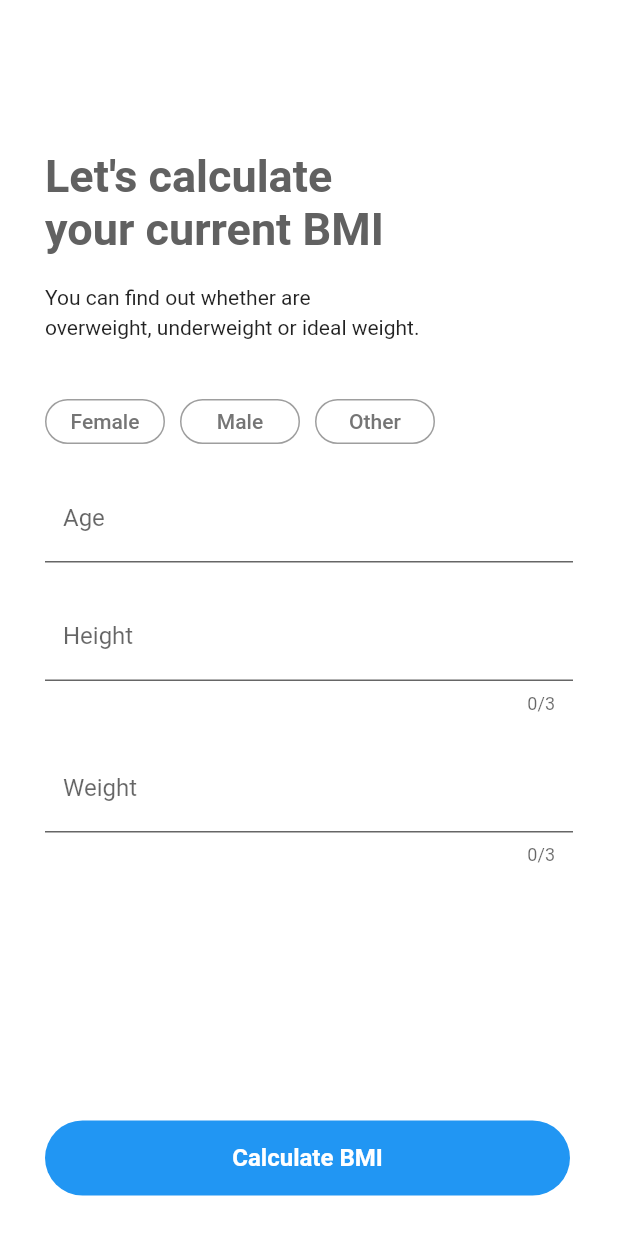
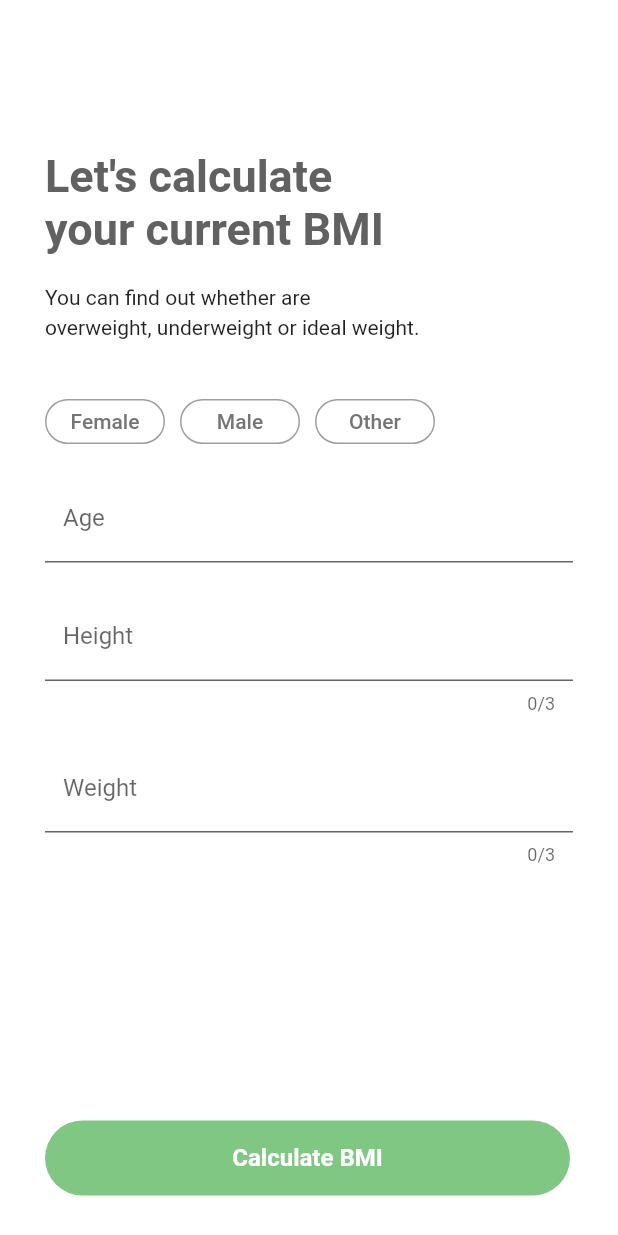
Before and after one commit to beyzauyanksoy/sb_bodyCalculate, a Flutter app: the Home screen opened directly, on a phone screen of 412 x 824 dp. Run offline on Flutter 3.47's test engine with Material 2 defaults, Android fonts, the phone set to English and light mode, and no system bars; statements that could not run were skipped.

Commit message:
homeda calculate buton rengi değiştirildi.

```diff
--- a/lib/home_page.dart
+++ b/lib/home_page.dart
@@ -263,8 +263,8 @@ class _HomeState extends State<Home> {
                     ); */
                   },
                   child: Container(
-                    decoration: const BoxDecoration(
-                        color: Colors.blue,
+                    decoration: BoxDecoration(
+                        color: Colors.green.shade300,
                         borderRadius: BorderRadius.all(Radius.circular(30))),
                     alignment: Alignment.center,
                     width: 350,
```
